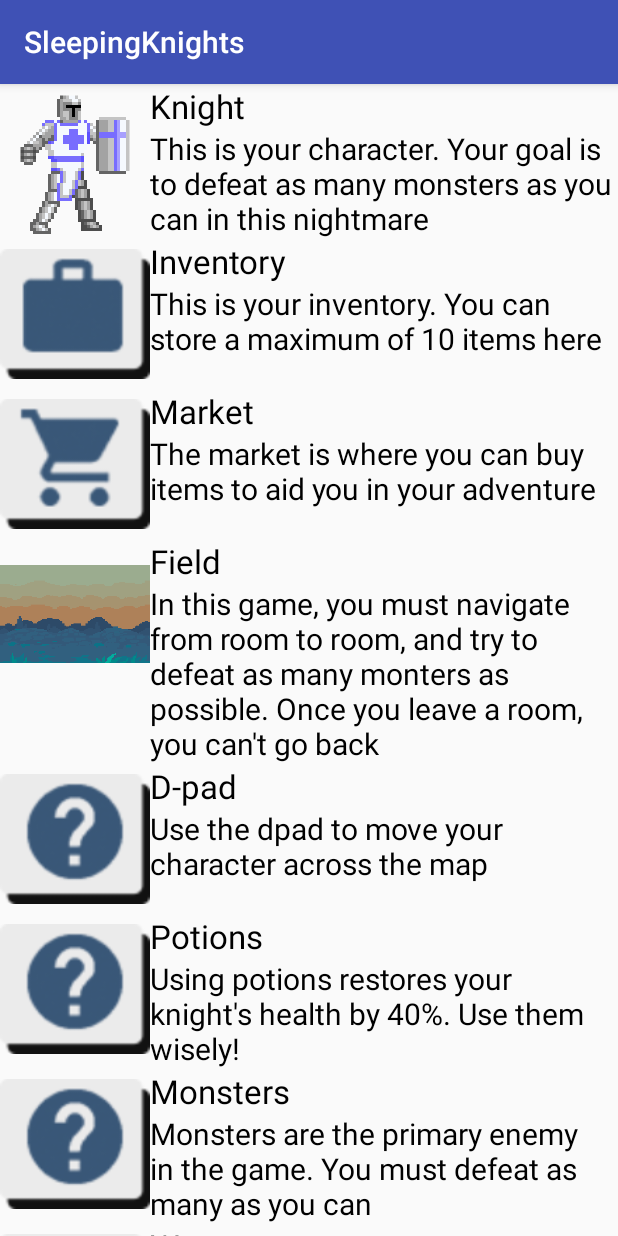
After one commit to AlexAgnoII/SleepingKnights, an Android app: the fragment HelpFragment shown on its own in the app's theme, on a phone screen of 412 x 824 dp. The commit adds this screen. Run offline under Robolectric (Android 15) with nearby library versions, the phone set to English and light mode, and no system bars.

Commit message:
Added settings and help

```diff
--- /dev/null
+++ b/app/src/main/java/com/example/alexagnoii/sleepingknights/DialogFragments/HelpFragment.java
@@ -0,0 +1,55 @@
+package com.example.alexagnoii.sleepingknights.DialogFragments;
+
+import android.app.DialogFragment;
+import android.os.Bundle;
+import android.support.annotation.Nullable;
+import android.support.v7.widget.LinearLayoutManager;
+import android.support.v7.widget.RecyclerView;
+import android.view.LayoutInflater;
+import android.view.View;
+import android.view.ViewGroup;
+
+import com.example.alexagnoii.sleepingknights.Help.HelpAdapter;
+import com.example.alexagnoii.sleepingknights.Help.HelpItems;
+import com.example.alexagnoii.sleepingknights.R;
+
+import java.util.ArrayList;
+
+/**
+ * Created by Claude on 2017-11-14.
+ */
+
+public class HelpFragment extends DialogFragment{
+
+    ArrayList<HelpItems> helpList = new ArrayList<>();
+    RecyclerView rvHelp;
+    HelpAdapter ha;
+
+    @Nullable
+    @Override
+    public View onCreateView(LayoutInflater inflater, @Nullable ViewGroup container, Bundle savedInstanceState) {
+
+        View rootView = inflater.inflate(R.layout.activity_help, container);
+
+        helpList.add(new HelpItems("Knight", "This is your character. Your goal is to defeat as many" +
+                " monsters as you can in this nightmare", R.drawable.w6));
+        helpList.add(new HelpItems("Inventory","This is your inventory. You can store a maximum of " +
+                "10 items here", R.drawable.inv));
+        helpList.add(new HelpItems("Market","The market is where you can buy items to aid you " +
+                "in your adventure", R.drawable.market));
+        helpList.add(new HelpItems("Field","In this game, you must navigate from room to room," +
+                " and try to defeat as many monters as possible. Once you leave a room, you can't go back", R.drawable.bgn1));
+        helpList.add(new HelpItems("D-pad", "Use the dpad to move your character across the map", R.drawable.help));
+        helpList.add(new HelpItems("Potions","Using potions restores your knight's health by 40%. Use them wisely!", R.drawable.help));
+        helpList.add(new HelpItems("Monsters", "Monsters are the primary enemy in the game. You must defeat as many as you can", R.drawable.help));
+        helpList.add(new HelpItems("Weapons", "Weapons increase your attack points", R.drawable.help));
+        helpList.add(new HelpItems("Armor and shield", "Armors and shields increase your defense points", R.drawable.help));
+
+        rvHelp = (RecyclerView) rootView.findViewById(R.id.rv_helpItems);
+        rvHelp.setLayoutManager(new LinearLayoutManager(this.getActivity(), LinearLayoutManager.VERTICAL, false));
+        ha  = new HelpAdapter(this.getActivity(), helpList);
+        rvHelp.setAdapter(ha);
+
+        return rootView;
+    }
+}
--- /dev/null
+++ b/app/src/main/java/com/example/alexagnoii/sleepingknights/Help/HelpAdapter.java
@@ -0,0 +1,57 @@
+package com.example.alexagnoii.sleepingknights.Help;
+
+import android.content.Context;
+import android.support.v7.widget.RecyclerView;
+import android.view.LayoutInflater;
+import android.view.View;
+import android.view.ViewGroup;
+import android.widget.ImageView;
+import android.widget.TextView;
+
+import com.example.alexagnoii.sleepingknights.R;
+
+import java.util.ArrayList;
+
+/**
+ * Created by Claude on 2017-11-14.
+ */
+
+public class HelpAdapter extends RecyclerView.Adapter<HelpAdapter.HelpViewHolder>{
+
+    ArrayList<HelpItems> helpItems;
+    Context c;
+
+    public HelpAdapter(Context c, ArrayList<HelpItems> helpItems){this.c = c; this.helpItems = helpItems;}
+
+    @Override
+    public HelpAdapter.HelpViewHolder onCreateViewHolder(ViewGroup parent, int viewType) {
+        View v = LayoutInflater.from(parent.getContext()).inflate(R.layout.item_help, parent, false);
+        return new HelpViewHolder(v);
+    }
+
+    @Override
+    public void onBindViewHolder(HelpViewHolder holder, int position) {
+        final HelpItems currentHelpItem = helpItems.get(position);
+        holder.tvHelpTopic.setText(currentHelpItem.getHelpTopic());
+        holder.tvHelpDescription.setText(currentHelpItem.getHelpDescription());
+        holder.ivIcon.setImageResource(currentHelpItem.getIcon());
+
+    }
+
+    @Override
+    public int getItemCount() {return helpItems.size();}
+
+    public class HelpViewHolder extends RecyclerView.ViewHolder{
+
+        TextView tvHelpTopic, tvHelpDescription;
+        ImageView ivIcon;
+
+        public HelpViewHolder(View itemView) {
+            super(itemView);
+            tvHelpTopic = itemView.findViewById(R.id.tv_topic);
+            tvHelpDescription = itemView.findViewById(R.id.tv_description);
+            ivIcon = itemView.findViewById(R.id.iv_help_icon);
+        }
+    }
+
+}
--- /dev/null
+++ b/app/src/main/java/com/example/alexagnoii/sleepingknights/Help/HelpItems.java
@@ -0,0 +1,32 @@
+package com.example.alexagnoii.sleepingknights.Help;
+
+/**
+ * Created by Claude on 2017-11-14.
+ */
+
+public class HelpItems {
+
+    private String helpTopic;
+    private String helpDescription;
+    private int icon;
+
+    public HelpItems(){}
+
+    public HelpItems(String helpTopic, String helpDescription, int icon){
+        this.helpTopic = helpTopic;
+        this.helpDescription = helpDescription;
+        this.icon = icon;
+    }
+
+    public String getHelpTopic() {return helpTopic;}
+
+    public void setHelpTopic(String helpTopic) {this.helpTopic = helpTopic;}
+
+    public String getHelpDescription() {return helpDescription;}
+
+    public void setHelpDescription(String helpDescription) {this.helpDescription = helpDescription;}
+
+    public int getIcon() {return icon;}
+
+    public void setIcon(int icon) {this.icon = icon;}
+}
--- /dev/null
+++ b/app/src/main/res/layout/activity_help.xml
@@ -0,0 +1,15 @@
+<?xml version="1.0" encoding="utf-8"?>
+<android.support.constraint.ConstraintLayout xmlns:android="http://schemas.android.com/apk/res/android"
+    xmlns:app="http://schemas.android.com/apk/res-auto"
+    xmlns:tools="http://schemas.android.com/tools"
+    android:layout_width="match_parent"
+    android:layout_height="match_parent"
+    android:theme="@style/Theme.AppCompat">
+
+    <android.support.v7.widget.RecyclerView
+        android:layout_width="match_parent"
+        android:layout_height="match_parent"
+        android:id="@+id/rv_helpItems">
+    </android.support.v7.widget.RecyclerView>
+
+</android.support.constraint.ConstraintLayout>
--- /dev/null
+++ b/app/src/main/res/layout/item_help.xml
@@ -0,0 +1,30 @@
+<?xml version="1.0" encoding="utf-8"?>
+<LinearLayout xmlns:android="http://schemas.android.com/apk/res/android"
+    android:orientation="horizontal" android:layout_width="match_parent"
+    android:layout_height="wrap_content">
+
+    <ImageView
+        android:layout_width="100dp"
+        android:layout_height="100dp"
+        android:id="@+id/iv_help_icon"/>
+    <LinearLayout
+        android:layout_width="match_parent"
+        android:layout_height="wrap_content"
+        android:orientation="vertical">
+        <TextView
+            android:layout_width="match_parent"
+            android:layout_height="wrap_content"
+            android:textSize="22sp"
+            android:textColor="#000000"
+            android:text="Knight"
+            android:id="@+id/tv_topic"/>
+        <TextView
+            android:layout_width="match_parent"
+            android:layout_height="wrap_content"
+            android:text="your ingame character"
+            android:textColor="#000000"
+            android:textSize="20sp"
+            android:id="@+id/tv_description"/>
+    </LinearLayout>
+
+</LinearLayout>
```
Also changed, not shown: app/src/main/java/com/example/alexagnoii/sleepingknights/DialogFragments/SettingsFragment.java (added, +69 -0 lines), app/src/main/java/com/example/alexagnoii/sleepingknights/GameActivity.java (+22 -5 lines), app/src/main/res/layout/activity_settings.xml (added, +27 -0 lines).
